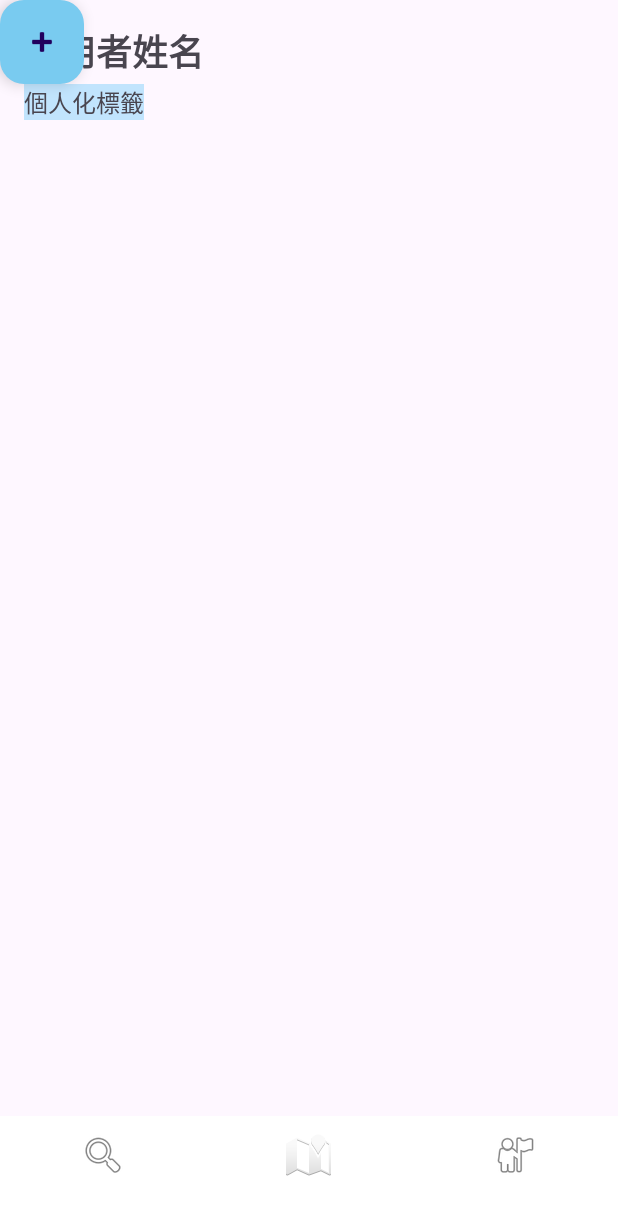
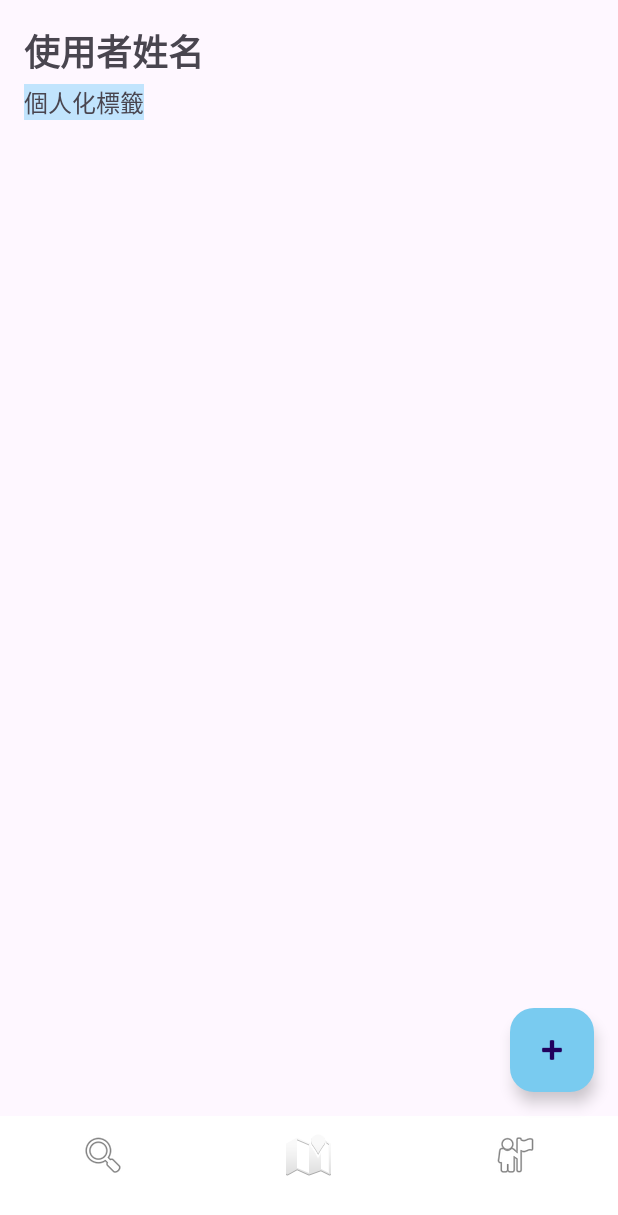
Before and after one commit to yi-xiang-01/map, an Android app: the screen it shows after launch (MainActivity), on a phone screen of 412 x 824 dp. Shown: the top 1215 px of the screen. Run offline under Robolectric (Android 15) with nearby library versions, the light colour scheme and no system bars.

Commit message:
modify activity_main

```diff
--- a/app/src/main/res/layout/activity_main.xml
+++ b/app/src/main/res/layout/activity_main.xml
@@ -78,6 +78,7 @@
                 android:layout_height="wrap_content"
                 android:layout_weight="1"
                 android:backgroundTint="#00000000"
+                android:contentDescription="搜尋功能"
                 app:srcCompat="@android:drawable/ic_menu_search" />
 
             <ImageButton
@@ -86,6 +87,7 @@
                 android:layout_height="wrap_content"
                 android:layout_weight="1"
                 android:backgroundTint="#00000000"
+                android:contentDescription="地圖功能"
                 app:srcCompat="@android:drawable/ic_dialog_map" />
 
             <ImageButton
@@ -94,6 +96,7 @@
                 android:layout_height="wrap_content"
                 android:layout_weight="1"
                 android:backgroundTint="#00000000"
+                android:contentDescription="我的收藏"
                 app:srcCompat="@android:drawable/ic_menu_myplaces" />
         </LinearLayout>
     </com.google.android.material.bottomnavigation.BottomNavigationView>
@@ -102,11 +105,13 @@
         android:id="@+id/floatingActionButton"
         android:layout_width="wrap_content"
         android:layout_height="wrap_content"
+        android:layout_margin="16dp"
         android:clickable="true"
+        android:contentDescription="新增項目"
         app:backgroundTint="#79CBF0"
+        app:layout_constraintBottom_toTopOf="@id/bottomNavigationView"
+        app:layout_constraintEnd_toEndOf="parent"
         app:rippleColor="#FFFFFF"
-        app:srcCompat="@android:drawable/ic_input_add"
-        tools:layout_editor_absoluteX="338dp"
-        tools:layout_editor_absoluteY="581dp" />
+        app:srcCompat="@android:drawable/ic_input_add" />
 
 </androidx.constraintlayout.widget.ConstraintLayout>
```
